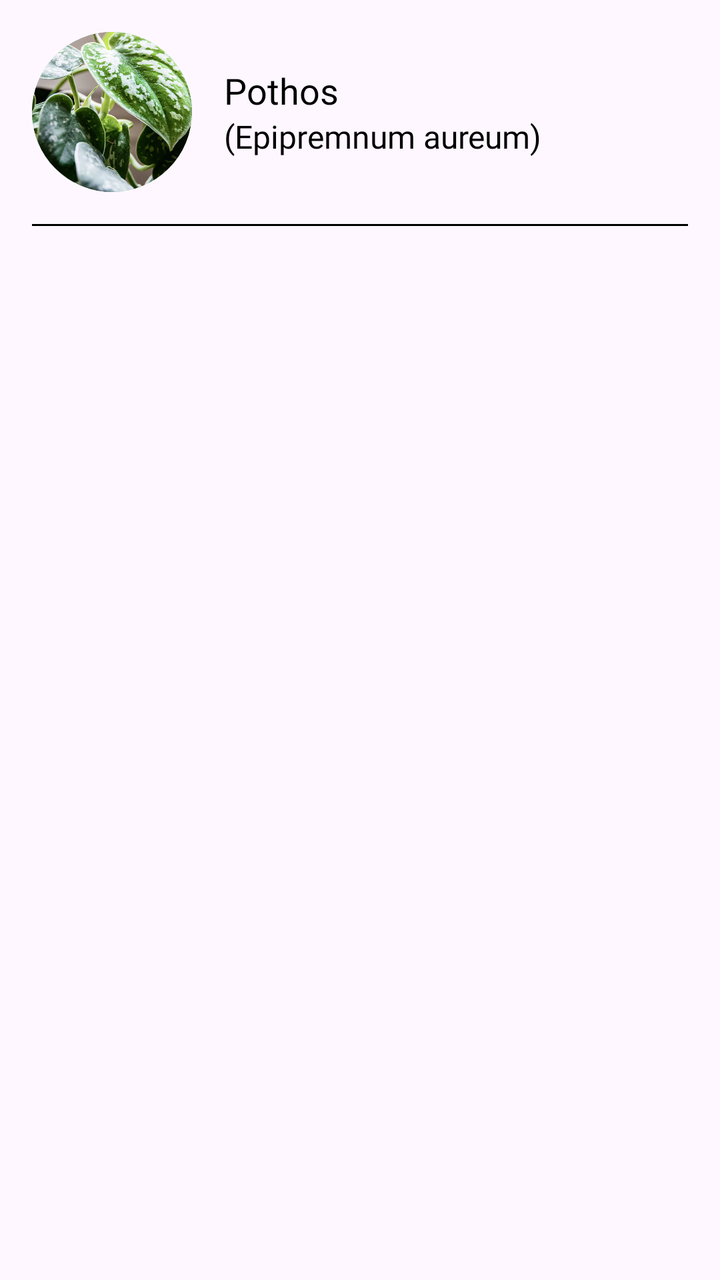
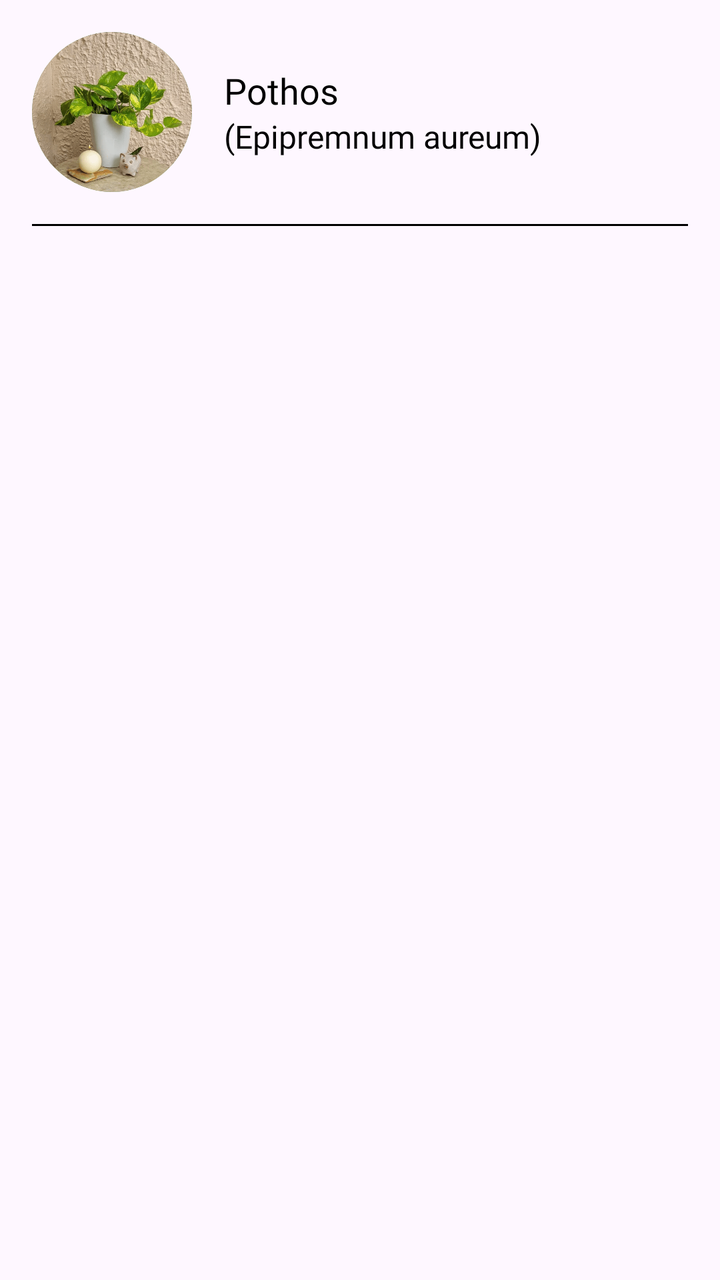

The first picture is an Android layout as it rendered before a commit; the second is the same layout after the commit. The layout source and the unified diff follow.
<!-- AndroidManifest.xml: application theme Theme.Plantasya_MobileApp -->
<!-- res/layout/item_plant.xml -->
<?xml version="1.0" encoding="utf-8"?>
<LinearLayout xmlns:android="http://schemas.android.com/apk/res/android"
    android:layout_width="match_parent"
    android:layout_height="wrap_content"
    android:orientation="vertical">

    <LinearLayout
        android:layout_width="match_parent"
        android:layout_height="wrap_content"
        android:gravity="center_vertical"
        android:orientation="horizontal"
        android:padding="16dp">

        <ImageView
            android:id="@+id/ivPlant"
            android:layout_width="80dp"
            android:layout_height="80dp"
            android:scaleType="centerCrop"
            android:src="@drawable/cover_pothos"
            android:background="@drawable/oval_mirror_frame"
            android:clipToOutline="true" />

        <LinearLayout
            android:layout_width="0dp"
            android:layout_height="wrap_content"
            android:layout_marginStart="16dp"
            android:layout_weight="1"
            android:orientation="vertical">

            <TextView
                android:id="@+id/tvPlantName"
                android:layout_width="wrap_content"
                android:layout_height="wrap_content"
                android:fontFamily="@font/crimsontext_regular"
                android:text="Pothos"
                android:textColor="@color/black"
                android:textSize="18sp" />

            <TextView
                android:id="@+id/tvScientificName"
                android:layout_width="wrap_content"
                android:layout_height="wrap_content"
                android:fontFamily="@font/crimsontext_regular"
                android:text="(Epipremnum aureum)"
                android:textColor="@color/black"
                android:textSize="16sp" />
        </LinearLayout>
    </LinearLayout>

    <View
        android:layout_width="match_parent"
        android:layout_height="1dp"
        android:layout_marginStart="16dp"
        android:layout_marginEnd="16dp"
        android:background="@color/black" />
</LinearLayout>
<!-- resources referenced by this layout -->
<resources>
  <color name="black">#FF000000</color>
  <!-- drawable cover_pothos: webp bitmap (drawable, 107362 bytes) -->
  <!-- drawable oval_mirror_frame (drawable) -->
  <?xml version="1.0" encoding="utf-8"?>
  <shape xmlns:android="http://schemas.android.com/apk/res/android"
      android:shape="oval">
      <stroke
          android:width="4dp"
          android:color="@color/land_bg" />
      <solid android:color="@android:color/transparent" />
  </shape>
  <style name="Theme.Plantasya_MobileApp" parent="Base.Theme.Plantasya_MobileApp" />
  <color name="land_bg">#398945</color>
  <style name="Base.Theme.Plantasya_MobileApp" parent="Theme.Material3.DayNight.NoActionBar">
          
          <item name="android:windowLayoutInDisplayCutoutMode">shortEdges</item>
          <item name="android:statusBarColor">@android:color/transparent</item>
          <item name="android:navigationBarColor">@android:color/transparent</item>
      </style>
</resources>

<!-- the commit's change to res/layout/item_plant.xml (unified diff, before → after) -->
@@ -16,7 +16,7 @@
             android:layout_width="80dp"
             android:layout_height="80dp"
             android:scaleType="centerCrop"
-            android:src="@drawable/cover_pothos"
+            android:src="@drawable/profile_pothos"
             android:background="@drawable/oval_mirror_frame"
             android:clipToOutline="true" />
 
<!-- resource entries referenced after the edit -->
@@ -1,7 +1,6 @@
 <!-- resources referenced by this layout -->
 <resources>
   <color name="black">#FF000000</color>
-  <!-- drawable cover_pothos: webp bitmap (drawable, 107362 bytes) -->
   <!-- drawable oval_mirror_frame (drawable) -->
   <?xml version="1.0" encoding="utf-8"?>
   <shape xmlns:android="http://schemas.android.com/apk/res/android"
@@ -11,6 +10,7 @@
           android:color="@color/land_bg" />
       <solid android:color="@android:color/transparent" />
   </shape>
+  <!-- drawable profile_pothos: png bitmap (drawable, 189751 bytes) -->
   <style name="Theme.Plantasya_MobileApp" parent="Base.Theme.Plantasya_MobileApp" />
   <color name="land_bg">#398945</color>
   <style name="Base.Theme.Plantasya_MobileApp" parent="Theme.Material3.DayNight.NoActionBar">
